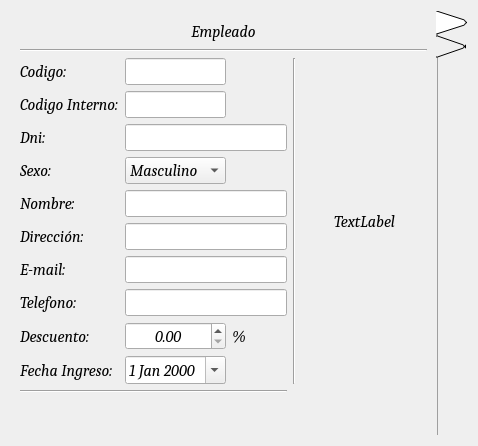
Old version of the form SapVisual/Formularios/formempleado.ui in the repository gato0429/SAP.
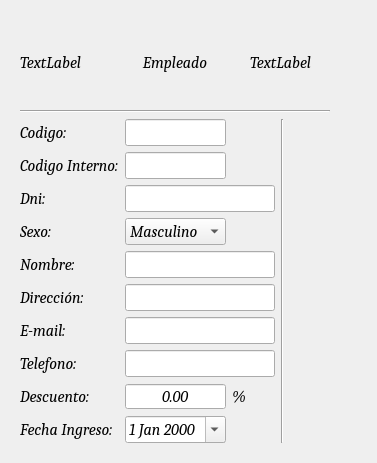
New version of the form. Icons and pictures are not drawn.

Patch:
```diff
--- a/SapVisual/Formularios/formempleado.ui
+++ b/SapVisual/Formularios/formempleado.ui
@@ -6,7 +6,7 @@
    <rect>
     <x>0</x>
     <y>0</y>
-    <width>478</width>
+    <width>377</width>
     <height>441</height>
    </rect>
   </property>
@@ -20,18 +20,60 @@
   <property name="windowTitle">
    <string>Form</string>
   </property>
+  <property name="styleSheet">
+   <string notr="true"/>
+  </property>
   <layout class="QHBoxLayout" name="horizontalLayout">
    <item>
     <widget class="QTabWidget" name="tabWidget">
+     <property name="font">
+      <font>
+       <family>Cambria</family>
+       <pointsize>12</pointsize>
+       <italic>true</italic>
+      </font>
+     </property>
+     <property name="autoFillBackground">
+      <bool>false</bool>
+     </property>
+     <property name="styleSheet">
+      <string notr="true">
+QTabWidget::pane { 
+font: bold 14px;
+   background: transparent; 
+  margin: 0px,0px,0px,0px;
+   border: 0px solid transparent;  
+  }
+
+QTabBar::tab {
+    background: transparent;
+    border: 2px solid transparent;
+    border-bottom-color: transparent; /* same as the pane color */
+    border-top-left-radius: 4px;
+    border-top-right-radius: 4px;
+    min-width: 8ex;
+    padding: 2px;
+}
+
+
+
+</string>
+     </property>
      <property name="tabPosition">
       <enum>QTabWidget::East</enum>
      </property>
      <property name="tabShape">
-      <enum>QTabWidget::Triangular</enum>
+      <enum>QTabWidget::Rounded</enum>
      </property>
      <property name="currentIndex">
       <number>0</number>
      </property>
+     <property name="iconSize">
+      <size>
+       <width>30</width>
+       <height>30</height>
+      </size>
+     </property>
      <property name="elideMode">
       <enum>Qt::ElideNone</enum>
      </property>
@@ -39,7 +81,7 @@
       <bool>true</bool>
      </property>
      <property name="documentMode">
-      <bool>true</bool>
+      <bool>false</bool>
      </property>
      <property name="tabsClosable">
       <bool>false</bool>
@@ -47,6 +89,9 @@
      <property name="movable">
       <bool>false</bool>
      </property>
+     <property name="tabBarAutoHide">
+      <bool>false</bool>
+     </property>
      <widget class="QWidget" name="tab">
       <attribute name="icon">
        <iconset resource="../Recursos.qrc">
@@ -56,60 +101,14 @@
        <string/>
       </attribute>
       <layout class="QGridLayout" name="gridLayout">
-       <item row="3" column="0" colspan="3">
-        <widget class="Line" name="line">
-         <property name="orientation">
-          <enum>Qt::Horizontal</enum>
-         </property>
-        </widget>
-       </item>
-       <item row="4" column="2">
-        <widget class="QLabel" name="label_9">
-         <property name="minimumSize">
-          <size>
-           <width>125</width>
-           <height>125</height>
-          </size>
-         </property>
-         <property name="baseSize">
-          <size>
-           <width>50</width>
-           <height>0</height>
-          </size>
-         </property>
-         <property name="text">
-          <string>TextLabel</string>
-         </property>
-         <property name="alignment">
-          <set>Qt::AlignCenter</set>
-         </property>
-        </widget>
-       </item>
-       <item row="2" column="0" colspan="3">
-        <layout class="QHBoxLayout" name="horizontalLayout_3">
+       <item row="5" column="2">
+        <layout class="QVBoxLayout" name="verticalLayout">
          <property name="sizeConstraint">
           <enum>QLayout::SetDefaultConstraint</enum>
          </property>
          <property name="bottomMargin">
-          <number>0</number>
+          <number>33</number>
          </property>
-         <item>
-          <widget class="QLabel" name="label_8">
-           <property name="text">
-            <string>Empleado</string>
-           </property>
-           <property name="scaledContents">
-            <bool>false</bool>
-           </property>
-           <property name="alignment">
-            <set>Qt::AlignCenter</set>
-           </property>
-          </widget>
-         </item>
-        </layout>
-       </item>
-       <item row="6" column="0" colspan="3">
-        <layout class="QHBoxLayout" name="horizontalLayout_2">
          <item>
           <widget class="QPushButton" name="BotonGuardar">
            <property name="maximumSize">
@@ -188,15 +187,56 @@
            </property>
           </widget>
          </item>
+         <item>
+          <widget class="QPushButton" name="BotonEliminar_2">
+           <property name="maximumSize">
+            <size>
+             <width>40</width>
+             <height>40</height>
+            </size>
+           </property>
+           <property name="text">
+            <string/>
+           </property>
+           <property name="icon">
+            <iconset resource="../Recursos.qrc">
+             <normaloff>:/Imagenes/iconos/izquierda.png</normaloff>:/Imagenes/iconos/izquierda.png</iconset>
+           </property>
+           <property name="iconSize">
+            <size>
+             <width>40</width>
+             <height>40</height>
+            </size>
+           </property>
+           <property name="flat">
+            <bool>true</bool>
+           </property>
+          </widget>
+         </item>
         </layout>
        </item>
-       <item row="4" column="0">
+       <item row="5" column="0">
         <layout class="QGridLayout" name="gridLayout_2">
          <item row="4" column="2" colspan="3">
-          <widget class="QLineEdit" name="LineNombre"/>
+          <widget class="QLineEdit" name="LineNombre">
+           <property name="font">
+            <font>
+             <family>Cambria</family>
+             <pointsize>12</pointsize>
+             <italic>true</italic>
+            </font>
+           </property>
+          </widget>
          </item>
          <item row="0" column="0">
           <widget class="QLabel" name="label_10">
+           <property name="font">
+            <font>
+             <family>Cambria</family>
+             <pointsize>12</pointsize>
+             <italic>true</italic>
+            </font>
+           </property>
            <property name="text">
             <string>Codigo:</string>
            </property>
@@ -204,6 +244,13 @@
          </item>
          <item row="3" column="2">
           <widget class="QComboBox" name="ComboSexo">
+           <property name="font">
+            <font>
+             <family>Cambria</family>
+             <pointsize>12</pointsize>
+             <italic>true</italic>
+            </font>
+           </property>
            <item>
             <property name="text">
              <string>Masculino</string>
@@ -218,6 +265,13 @@
          </item>
          <item row="9" column="4">
           <spacer name="horizontalSpacer_3">
+           <property name="font">
+            <font>
+             <family>Cambria</family>
+             <pointsize>12</pointsize>
+             <italic>true</italic>
+            </font>
+           </property>
            <property name="orientation">
             <enum>Qt::Horizontal</enum>
            </property>
@@ -231,6 +285,13 @@
          </item>
          <item row="6" column="0">
           <widget class="QLabel" name="label_4">
+           <property name="font">
+            <font>
+             <family>Cambria</family>
+             <pointsize>12</pointsize>
+             <italic>true</italic>
+            </font>
+           </property>
            <property name="text">
             <string>E-mail:</string>
            </property>
@@ -238,6 +299,13 @@
          </item>
          <item row="8" column="0">
           <widget class="QLabel" name="label_5">
+           <property name="font">
+            <font>
+             <family>Cambria</family>
+             <pointsize>12</pointsize>
+             <italic>true</italic>
+            </font>
+           </property>
            <property name="text">
             <string>Descuento:</string>
            </property>
@@ -245,16 +313,38 @@
          </item>
          <item row="5" column="0">
           <widget class="QLabel" name="label_3">
+           <property name="font">
+            <font>
+             <family>Cambria</family>
+             <pointsize>12</pointsize>
+             <italic>true</italic>
+            </font>
+           </property>
            <property name="text">
             <string>Dirección:</string>
            </property>
           </widget>
          </item>
          <item row="6" column="2" colspan="3">
-          <widget class="QLineEdit" name="LineMail"/>
+          <widget class="QLineEdit" name="LineMail">
+           <property name="font">
+            <font>
+             <family>Cambria</family>
+             <pointsize>12</pointsize>
+             <italic>true</italic>
+            </font>
+           </property>
+          </widget>
          </item>
          <item row="9" column="0">
           <widget class="QLabel" name="label_6">
+           <property name="font">
+            <font>
+             <family>Cambria</family>
+             <pointsize>12</pointsize>
+             <italic>true</italic>
+            </font>
+           </property>
            <property name="text">
             <string>Fecha Ingreso:</string>
            </property>
@@ -262,6 +352,13 @@
          </item>
          <item row="3" column="0">
           <widget class="QLabel" name="label_7">
+           <property name="font">
+            <font>
+             <family>Cambria</family>
+             <pointsize>12</pointsize>
+             <italic>true</italic>
+            </font>
+           </property>
            <property name="text">
             <string>Sexo:</string>
            </property>
@@ -269,19 +366,49 @@
          </item>
          <item row="9" column="2">
           <widget class="QDateEdit" name="DateIngreso">
+           <property name="font">
+            <font>
+             <family>Cambria</family>
+             <pointsize>12</pointsize>
+             <italic>true</italic>
+            </font>
+           </property>
            <property name="calendarPopup">
             <bool>true</bool>
            </property>
           </widget>
          </item>
          <item row="2" column="2" colspan="3">
-          <widget class="QLineEdit" name="LineDni"/>
+          <widget class="QLineEdit" name="LineDni">
+           <property name="font">
+            <font>
+             <family>Cambria</family>
+             <pointsize>12</pointsize>
+             <italic>true</italic>
+            </font>
+           </property>
+          </widget>
          </item>
          <item row="5" column="2" colspan="3">
-          <widget class="QLineEdit" name="LineDireccion"/>
+          <widget class="QLineEdit" name="LineDireccion">
+           <property name="font">
+            <font>
+             <family>Cambria</family>
+             <pointsize>12</pointsize>
+             <italic>true</italic>
+            </font>
+           </property>
+          </widget>
          </item>
          <item row="4" column="0">
           <widget class="QLabel" name="label_2">
+           <property name="font">
+            <font>
+             <family>Cambria</family>
+             <pointsize>12</pointsize>
+             <italic>true</italic>
+            </font>
+           </property>
            <property name="text">
             <string>Nombre:</string>
            </property>
@@ -289,6 +416,13 @@
          </item>
          <item row="2" column="0">
           <widget class="QLabel" name="label">
+           <property name="font">
+            <font>
+             <family>Cambria</family>
+             <pointsize>12</pointsize>
+             <italic>true</italic>
+            </font>
+           </property>
            <property name="text">
             <string>Dni:</string>
            </property>
@@ -296,6 +430,13 @@
          </item>
          <item row="8" column="4">
           <spacer name="horizontalSpacer_2">
+           <property name="font">
+            <font>
+             <family>Cambria</family>
+             <pointsize>12</pointsize>
+             <italic>true</italic>
+            </font>
+           </property>
            <property name="orientation">
             <enum>Qt::Horizontal</enum>
            </property>
@@ -308,10 +449,25 @@
           </spacer>
          </item>
          <item row="7" column="2" colspan="3">
-          <widget class="QLineEdit" name="LineTelefono"/>
+          <widget class="QLineEdit" name="LineTelefono">
+           <property name="font">
+            <font>
+             <family>Cambria</family>
+             <pointsize>12</pointsize>
+             <italic>true</italic>
+            </font>
+           </property>
+          </widget>
          </item>
          <item row="7" column="0">
           <widget class="QLabel" name="label_11">
+           <property name="font">
+            <font>
+             <family>Cambria</family>
+             <pointsize>12</pointsize>
+             <italic>true</italic>
+            </font>
+           </property>
            <property name="text">
             <string>Telefono:</string>
            </property>
@@ -319,6 +475,13 @@
          </item>
          <item row="3" column="4">
           <spacer name="horizontalSpacer">
+           <property name="font">
+            <font>
+             <family>Cambria</family>
+             <pointsize>12</pointsize>
+             <italic>true</italic>
+            </font>
+           </property>
            <property name="orientation">
             <enum>Qt::Horizontal</enum>
            </property>
@@ -332,6 +495,13 @@
          </item>
          <item row="8" column="3">
           <widget class="QLabel" name="label_12">
+           <property name="font">
+            <font>
+             <family>Cambria</family>
+             <pointsize>12</pointsize>
+             <italic>true</italic>
+            </font>
+           </property>
            <property name="text">
             <string>%</string>
            </property>
@@ -339,6 +509,13 @@
          </item>
          <item row="0" column="2">
           <widget class="QLineEdit" name="LineCodigo">
+           <property name="font">
+            <font>
+             <family>Cambria</family>
+             <pointsize>12</pointsize>
+             <italic>true</italic>
+            </font>
+           </property>
            <property name="readOnly">
             <bool>true</bool>
            </property>
@@ -346,6 +523,13 @@
          </item>
          <item row="1" column="2">
           <widget class="QLineEdit" name="LineCodigo_Interno">
+           <property name="font">
+            <font>
+             <family>Cambria</family>
+             <pointsize>12</pointsize>
+             <italic>true</italic>
+            </font>
+           </property>
            <property name="readOnly">
             <bool>false</bool>
            </property>
@@ -353,6 +537,13 @@
          </item>
          <item row="1" column="0">
           <widget class="QLabel" name="label_13">
+           <property name="font">
+            <font>
+             <family>Cambria</family>
+             <pointsize>12</pointsize>
+             <italic>true</italic>
+            </font>
+           </property>
            <property name="text">
             <string>Codigo Interno:</string>
            </property>
@@ -360,9 +551,19 @@
          </item>
          <item row="8" column="2">
           <widget class="QDoubleSpinBox" name="LineDescuento">
+           <property name="font">
+            <font>
+             <family>Cambria</family>
+             <pointsize>12</pointsize>
+             <italic>true</italic>
+            </font>
+           </property>
            <property name="alignment">
             <set>Qt::AlignCenter</set>
            </property>
+           <property name="buttonSymbols">
+            <enum>QAbstractSpinBox::NoButtons</enum>
+           </property>
            <property name="showGroupSeparator" stdset="0">
             <bool>false</bool>
            </property>
@@ -370,31 +571,114 @@
          </item>
         </layout>
        </item>
-       <item row="5" column="0">
-        <widget class="Line" name="line_2">
-         <property name="orientation">
-          <enum>Qt::Horizontal</enum>
-         </property>
-        </widget>
-       </item>
-       <item row="4" column="1">
+       <item row="5" column="1">
         <widget class="Line" name="line_3">
+         <property name="font">
+          <font>
+           <family>Cambria</family>
+           <pointsize>12</pointsize>
+           <italic>true</italic>
+          </font>
+         </property>
          <property name="orientation">
           <enum>Qt::Vertical</enum>
          </property>
         </widget>
        </item>
+       <item row="3" column="0" colspan="3">
+        <widget class="Line" name="line">
+         <property name="frameShadow">
+          <enum>QFrame::Sunken</enum>
+         </property>
+         <property name="lineWidth">
+          <number>1</number>
+         </property>
+         <property name="orientation">
+          <enum>Qt::Horizontal</enum>
+         </property>
+        </widget>
+       </item>
+       <item row="2" column="0" colspan="3">
+        <layout class="QHBoxLayout" name="horizontalLayout_3">
+         <property name="sizeConstraint">
+          <enum>QLayout::SetDefaultConstraint</enum>
+         </property>
+         <property name="bottomMargin">
+          <number>0</number>
+         </property>
+         <item>
+          <widget class="QLabel" name="label_15">
+           <property name="minimumSize">
+            <size>
+             <width>60</width>
+             <height>80</height>
+            </size>
+           </property>
+           <property name="font">
+            <font>
+             <family>Cambria</family>
+             <pointsize>12</pointsize>
+             <italic>true</italic>
+            </font>
+           </property>
+           <property name="text">
+            <string>TextLabel</string>
+           </property>
+          </widget>
+         </item>
+         <item>
+          <widget class="QLabel" name="label_8">
+           <property name="font">
+            <font>
+             <family>Cambria</family>
+             <pointsize>12</pointsize>
+             <italic>true</italic>
+            </font>
+           </property>
+           <property name="text">
+            <string>Empleado</string>
+           </property>
+           <property name="scaledContents">
+            <bool>false</bool>
+           </property>
+           <property name="alignment">
+            <set>Qt::AlignCenter</set>
+           </property>
+          </widget>
+         </item>
+         <item>
+          <widget class="QLabel" name="label_9">
+           <property name="minimumSize">
+            <size>
+             <width>60</width>
+             <height>80</height>
+            </size>
+           </property>
+           <property name="baseSize">
+            <size>
+             <width>50</width>
+             <height>0</height>
+            </size>
+           </property>
+           <property name="font">
+            <font>
+             <family>Cambria</family>
+             <pointsize>12</pointsize>
+             <italic>true</italic>
+            </font>
+           </property>
+           <property name="text">
+            <string>TextLabel</string>
+           </property>
+           <property name="alignment">
+            <set>Qt::AlignCenter</set>
+           </property>
+          </widget>
+         </item>
+        </layout>
+       </item>
       </layout>
      </widget>
-     <widget class="QWidget" name="tab_2">
-      <attribute name="icon">
-       <iconset resource="../Recursos.qrc">
-        <normaloff>:/Imagenes/iconos/delete.png</normaloff>:/Imagenes/iconos/delete.png</iconset>
-      </attribute>
-      <attribute name="title">
-       <string/>
-      </attribute>
-     </widget>
     </widget>
    </item>
   </layout>
```
Left out of the diff: 3 changed lines with no effect on the pictures.
